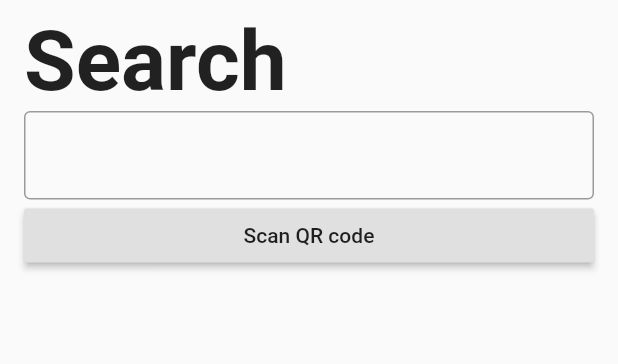
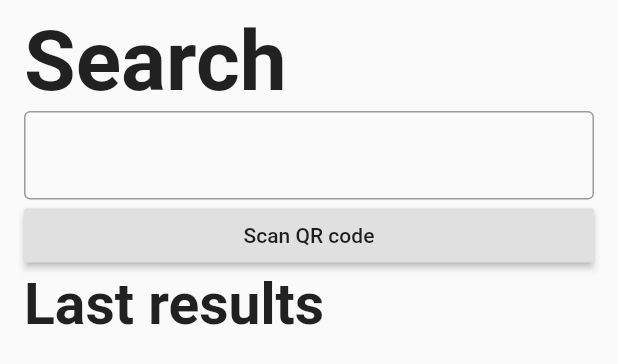
Before and after one commit to krystofwoldrich/museum-guide-app, a Flutter app: the Search widget shown alone on an empty page, opened directly, on a phone screen of 412 x 824 dp. Shown: the top 364 px of the screen. Run offline on Flutter 3.47's test engine with Material 2 defaults, Android fonts, the phone set to English and light mode, and no system bars; our stand-ins replace flutter_redux, redux, redux_thunk; missing offline and left inert: barcode_scan.

Commit message:
add last results to search screen

```diff
--- a/lib/AppState.dart
+++ b/lib/AppState.dart
@@ -39,8 +39,8 @@ class SearchState {
 
   SearchState({
     @required this.loading,
-    @required history,
-    @required results,
+    @required List<String> history,
+    @required List<SearchResult> results,
   }) :
     this.history = List.unmodifiable(history),
     this.results = List.unmodifiable(results);
--- a/lib/screens/search/Search.dart
+++ b/lib/screens/search/Search.dart
@@ -2,6 +2,9 @@ import 'package:flutter/material.dart';
 import 'package:flutter_redux/flutter_redux.dart';
 import 'package:barcode_scan/barcode_scan.dart';
 import 'package:museum_guide_app/AppState.dart';
+import 'package:museum_guide_app/model/SearchResult.dart';
+import 'package:museum_guide_app/widgets/Section.dart';
+import 'package:museum_guide_app/widgets/cards/ExhibitionCard.dart';
 
 import '../../actions/search.dart' show getSearchResults;
 
@@ -36,6 +39,7 @@ class _SearchState extends State<Search> {
                 this._onQrCodeScan(context, qrCode);
               },
             ),
+            this._getLastResults(context),
           ],
         ),
       )
@@ -51,6 +55,22 @@ class _SearchState extends State<Search> {
     Navigator.of(context).push(MaterialPageRoute(
       builder: (context) => SearchResults(),
     ));
+  }
+
+  Widget _getLastResults(BuildContext context) {
+    return StoreConnector<AppState, List<SearchResult>>(
+      converter: (store) => store.state.search.results,
+      builder: (_, List<SearchResult> searchResults) {
+        return Section(
+          title: 'Last results',
+          content: searchResults.map((SearchResult result) => ExhibitionCard(
+            id: result.id,
+            title: result.title,
+            description: result.description,
+          )).toList(),
+        );
+      },
+    );
   }
 }
 
```
